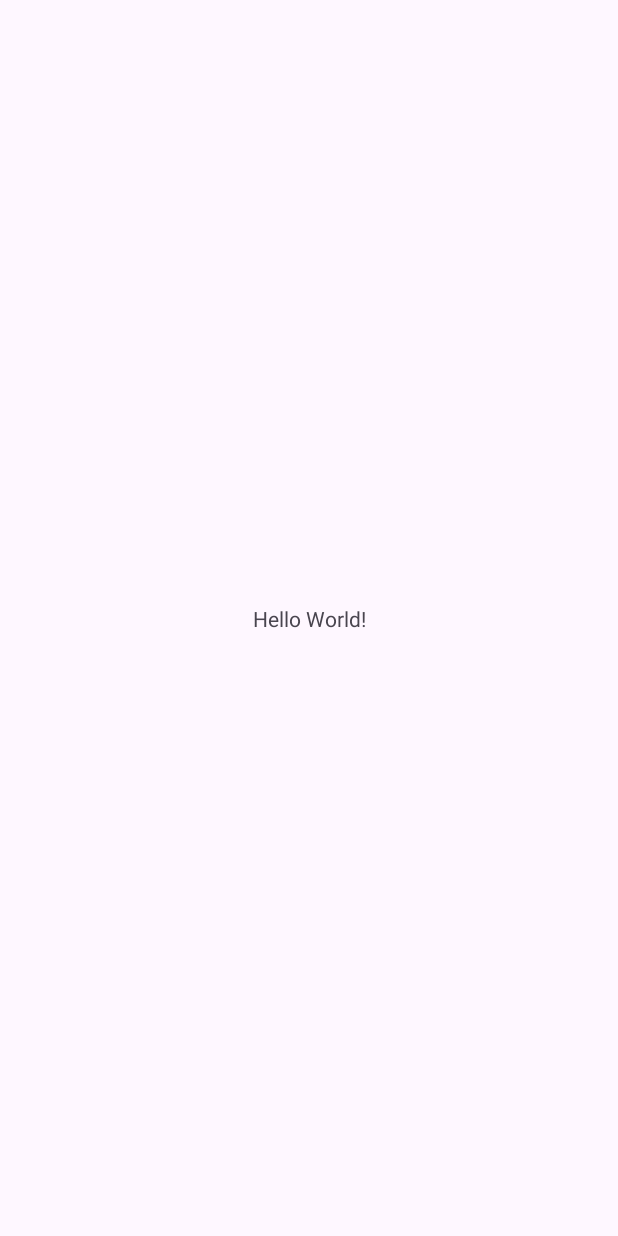
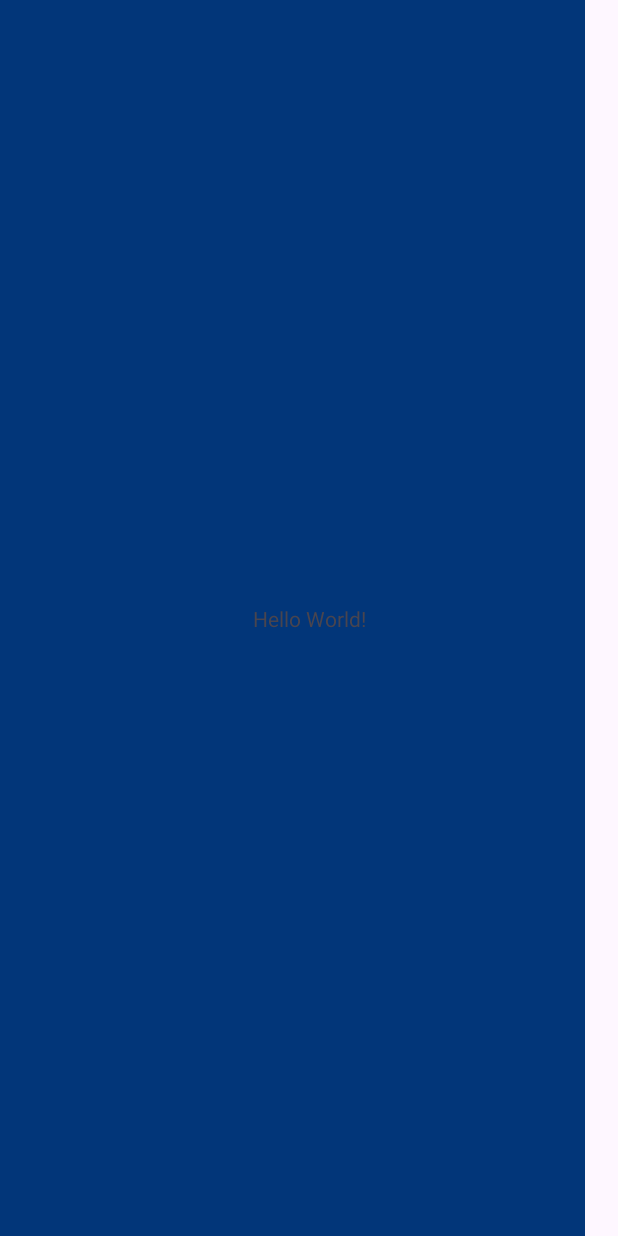
Before and after one commit to claraaqn/IDonor, an Android app: the screen it shows after launch (MainActivity), on a phone screen of 412 x 824 dp. Before the commit the screen is almost empty. Run offline under Robolectric (Android 15) with nearby library versions, the phone set to English and light mode, and no system bars.

Commit message:
Tela inicial

```diff
--- a/app/src/main/res/layout/activity_main.xml
+++ b/app/src/main/res/layout/activity_main.xml
@@ -5,6 +5,19 @@
     android:layout_width="match_parent"
     android:layout_height="match_parent"
     tools:context=".MainActivity">
+    <!-- Auto layout, variables, and unit scale are not yet supported -->
+
+
+    <View
+        android:id="@+id/tela_de_fundo"
+        android:layout_width="390dp"
+        android:layout_height="827dp"
+        android:layout_alignParentLeft="true"
+        android:layout_alignParentTop="true"
+        android:background="#023679"
+        tools:ignore="MissingConstraints"
+        tools:layout_editor_absoluteX="1dp"
+        tools:layout_editor_absoluteY="1dp" />
 
     <TextView
         android:layout_width="wrap_content"
@@ -14,5 +27,4 @@
         app:layout_constraintEnd_toEndOf="parent"
         app:layout_constraintStart_toStartOf="parent"
         app:layout_constraintTop_toTopOf="parent" />
-
 </androidx.constraintlayout.widget.ConstraintLayout>
```
